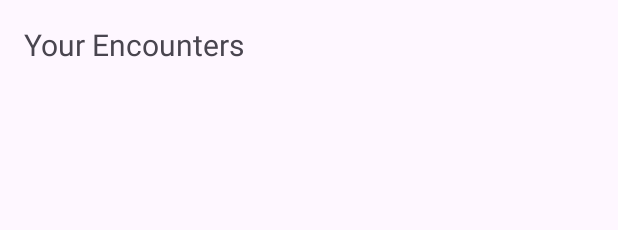
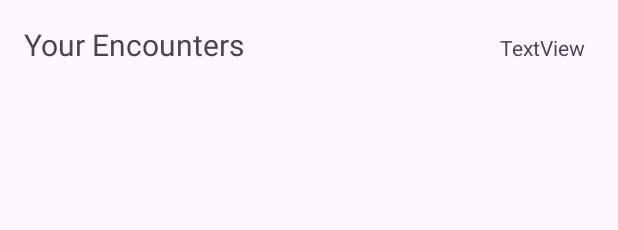
Before and after one commit to NZawarus/MobileAppProject, an Android app: the layout dm.xml on its own in the app's theme, with its tools: preview values and no code run, on a phone screen of 412 x 824 dp. Shown: the top 230 px of the screen. Run offline under Robolectric (Android 15) with nearby library versions, the phone set to English and light mode, and no system bars.

Commit message:
Commented out Player side connection, re-added navigation to PDF render view

```diff
--- a/app/build.gradle.kts
+++ b/app/build.gradle.kts
@@ -38,6 +38,7 @@ android {
 }
 
 dependencies {
+
     implementation(libs.androidx.core.ktx)
     implementation(libs.androidx.appcompat)
     implementation(libs.material)
@@ -49,8 +50,6 @@ dependencies {
     // ✅ Add this line for pdfbox-android
     implementation("com.tom-roush:pdfbox-android:2.0.27.0")
     implementation(libs.play.services.nearby)
-    implementation(libs.androidx.room.common.jvm)
-    implementation(libs.androidx.room.runtime.jvm)
     implementation(libs.androidx.room.runtime)
     implementation(libs.androidx.room.ktx)
     implementation(libs.androidx.lifecycle.livedata.ktx)
--- a/app/src/main/java/com/msoe/dndassistant/MyApp.kt
+++ b/app/src/main/java/com/msoe/dndassistant/MyApp.kt
@@ -1,6 +1,7 @@
 package com.msoe.dndassistant
 
 import android.app.Application
+import android.content.Intent
 import androidx.room.Room
 import com.msoe.dndassistant.database.AppDatabase
 import com.msoe.dndassistant.database.MessageHandler
@@ -8,7 +9,6 @@ import com.msoe.dndassistant.database.MessageHandler
 class MyApp : Application() {
     override fun onCreate() {
         super.onCreate()
-        val db = Room.databaseBuilder(applicationContext, AppDatabase::class.java, "characters").build()
-        MessageHandler.database = db
+        // MessageHandler.database = AppDatabase.getDatabase(this)
     }
 }
--- a/app/src/main/res/layout/dm.xml
+++ b/app/src/main/res/layout/dm.xml
@@ -6,12 +6,26 @@
     android:orientation="vertical"
     android:padding="16dp">
 
+    <LinearLayout
+        android:layout_width="match_parent"
+        android:layout_height="match_parent"
+        android:orientation="horizontal">
+
         <TextView
             android:layout_width="wrap_content"
             android:layout_height="wrap_content"
             android:layout_marginBottom="12dp"
             android:text="Your Encounters"
             android:textSize="20sp" />
+
+        <TextView
+            android:id="@+id/viewJoinCode"
+            android:layout_width="40dp"
+            android:layout_marginLeft="170dp"
+            android:layout_height="wrap_content"
+            android:layout_weight="1"
+            android:text="TextView" />
+    </LinearLayout>
 
     <androidx.recyclerview.widget.RecyclerView
         android:id="@+id/recyclerEncounters"
```
Also changed, not shown: app/src/main/AndroidManifest.xml (+7 -0 lines), app/src/main/java/com/msoe/dndassistant/DMActivity.kt (+29 -1 lines), app/src/main/java/com/msoe/dndassistant/PlayerActivity.kt (+34 -9 lines), app/src/main/java/com/msoe/dndassistant/database/AppDatabase.kt (+22 -2 lines), app/src/main/java/com/msoe/dndassistant/database/PlayerCharacter.kt (+9 -9 lines). Lines whose indentation alone changed are shown as unchanged.
